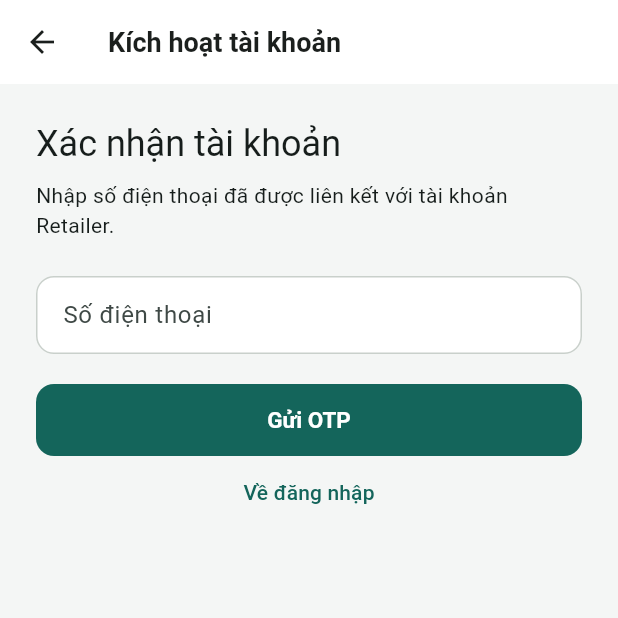
After one commit to GFA26SE63/FSCM-Mobile, a Flutter app: the screen it shows after launch, after a tap on "Kích hoạt tài khoản Retailer lần đầu", on a phone screen of 412 x 824 dp, the top half of it. The commit adds this screen. Run offline on Flutter 3.47's test engine with Material 3 defaults, Android fonts, the phone set to English and light mode, and no system bars; our stand-ins replace connectivity_plus, dio, flutter_riverpod, flutter_secure_storage, go_router, google_sign_in and 4 more; missing offline and left inert: google_sign_in_all_platforms, mobile_scanner; accounts and stored records are empty; network calls fail.

Commit message:
feat(auth): add retailer OTP activation flow

```diff
--- a/lib/app/router.dart
+++ b/lib/app/router.dart
@@ -8,6 +8,7 @@ import 'package:fscm_mobile/app/shell/warehouse_shell.dart';
 import 'package:fscm_mobile/core/auth/user_role.dart';
 import 'package:fscm_mobile/data/repositories/auth_repository.dart';
 import 'package:fscm_mobile/features/common/auth/login_screen.dart';
+import 'package:fscm_mobile/features/common/auth/retailer_activation_screen.dart';
 import 'package:fscm_mobile/features/common/auth/splash_screen.dart';
 import 'package:fscm_mobile/features/common/notifications/notifications_screen.dart';
 import 'package:fscm_mobile/features/common/profile/profile_screen.dart';
@@ -85,7 +86,10 @@ String? redirectFor({
     case AuthStatus.unknown:
       return location == AppRoutes.splash ? null : AppRoutes.splash;
     case AuthStatus.unauthenticated:
-      return location == AppRoutes.login ? null : AppRoutes.login;
+      return location == AppRoutes.login ||
+              location == AppRoutes.retailerActivation
+          ? null
+          : AppRoutes.login;
     case AuthStatus.authenticated:
       if (role == null || !role.hasMobileShell) return AppRoutes.login;
       if (location == '/' ||
@@ -127,6 +131,9 @@ final routerProvider = Provider<GoRouter>((ref) {
     routes: <RouteBase>[
       GoRoute(path: AppRoutes.splash, builder: (c, s) => const SplashScreen()),
       GoRoute(path: AppRoutes.login, builder: (c, s) => const LoginScreen()),
+      GoRoute(
+          path: AppRoutes.retailerActivation,
+          builder: (c, s) => const RetailerActivationScreen()),
       GoRoute(
           path: AppRoutes.notifications,
           builder: (c, s) => const NotificationsScreen()),
--- a/lib/features/common/auth/login_screen.dart
+++ b/lib/features/common/auth/login_screen.dart
@@ -1,10 +1,12 @@
 import 'package:flutter/material.dart';
 import 'package:flutter_riverpod/flutter_riverpod.dart';
+import 'package:go_router/go_router.dart';
 
 import 'package:fscm_mobile/core/utils/status_tone.dart';
 import 'package:fscm_mobile/data/repositories/auth_repository.dart';
 import 'package:fscm_mobile/shared/theme/app_colors.dart';
 import 'package:fscm_mobile/shared/widgets/info_banner.dart';
+import 'package:fscm_mobile/shared/routes.dart';
 
 /// Phone + password or Google login.
 class LoginScreen extends ConsumerStatefulWidget {
@@ -128,6 +130,12 @@ class _LoginScreenState extends ConsumerState<LoginScreen> {
                       onPressed: _busy ? null : _submit,
                       child: Text(_busy ? 'Đang đăng nhập...' : 'Đăng nhập'),
                     ),
+                    TextButton(
+                      onPressed: _busy
+                          ? null
+                          : () => context.push(AppRoutes.retailerActivation),
+                      child: const Text('Kích hoạt tài khoản Retailer lần đầu'),
+                    ),
                     const SizedBox(height: 14),
                     const Row(
                       children: <Widget>[
--- /dev/null
+++ b/lib/features/common/auth/retailer_activation_screen.dart
@@ -0,0 +1,229 @@
+import 'dart:async';
+
+import 'package:flutter/material.dart';
+import 'package:flutter_riverpod/flutter_riverpod.dart';
+import 'package:go_router/go_router.dart';
+import 'package:url_launcher/url_launcher.dart';
+
+import 'package:fscm_mobile/core/network/api_exception.dart';
+import 'package:fscm_mobile/data/repositories/auth_repository.dart';
+
+class RetailerActivationScreen extends ConsumerStatefulWidget {
+  const RetailerActivationScreen({super.key});
+
+  @override
+  ConsumerState<RetailerActivationScreen> createState() =>
+      _RetailerActivationScreenState();
+}
+
+class _RetailerActivationScreenState
+    extends ConsumerState<RetailerActivationScreen> {
+  final _phone = TextEditingController();
+  final _otp = TextEditingController();
+  final _password = TextEditingController();
+  final _confirm = TextEditingController();
+  int _step = 0;
+  int _resendSeconds = 0;
+  bool _busy = false;
+  bool _obscure = true;
+  String? _setupToken;
+  String? _error;
+  Timer? _timer;
+
+  @override
+  void dispose() {
+    _timer?.cancel();
+    _phone.dispose();
+    _otp.dispose();
+    _password.dispose();
+    _confirm.dispose();
+    super.dispose();
+  }
+
+  void _startCooldown() {
+    _timer?.cancel();
+    setState(() => _resendSeconds = 60);
+    _timer = Timer.periodic(const Duration(seconds: 1), (timer) {
+      if (!mounted) return;
+      if (_resendSeconds <= 1) {
+        timer.cancel();
+        setState(() => _resendSeconds = 0);
+      } else {
+        setState(() => _resendSeconds--);
+      }
+    });
+  }
+
+  Future<void> _requestOtp() async {
+    if (_phone.text.replaceAll(' ', '').length < 9) {
+      setState(() => _error = 'Nhập số điện thoại hợp lệ.');
+      return;
+    }
+    await _run(() async {
+      await ref
+          .read(authControllerProvider.notifier)
+          .requestActivationOtp(_phone.text.replaceAll(' ', ''));
+      if (mounted) {
+        setState(() => _step = 1);
+        _startCooldown();
+      }
+    });
+  }
+
+  Future<void> _verifyOtp() async {
+    if (!RegExp(r'^\d{6}$').hasMatch(_otp.text.trim())) {
+      setState(() => _error = 'OTP phải gồm đúng 6 chữ số.');
+      return;
+    }
+    await _run(() async {
+      final token = await ref
+          .read(authControllerProvider.notifier)
+          .verifyActivationOtp(
+              _phone.text.replaceAll(' ', ''), _otp.text.trim());
+      if (mounted) {
+        setState(() {
+          _setupToken = token;
+          _step = 2;
+        });
+      }
+    });
+  }
+
+  Future<void> _setPassword() async {
+    final password = _password.text;
+    final strongPassword = password.length >= 12 &&
+        password.contains(RegExp(r'[A-Z]')) &&
+        password.contains(RegExp(r'[a-z]')) &&
+        password.contains(RegExp(r'[0-9]')) &&
+        password.contains(RegExp(r'[^A-Za-z0-9]'));
+    if (!strongPassword) {
+      setState(() => _error =
+          'Mật khẩu tối thiểu 12 ký tự, gồm chữ hoa, chữ thường, số và ký tự đặc biệt.');
+      return;
+    }
+    if (_password.text != _confirm.text) {
+      setState(() => _error = 'Mật khẩu xác nhận không khớp.');
+      return;
+    }
+    await _run(() async {
+      final ok = await ref
+          .read(authControllerProvider.notifier)
+          .completeActivation(_setupToken!, _password.text);
+      if (!ok) {
+        throw ApiException(
+            kind: ApiErrorKind.validation,
+            message: ref.read(authControllerProvider).error ??
+                'Không thể kích hoạt tài khoản.');
+      }
+    });
+  }
+
+  Future<void> _run(Future<void> Function() action) async {
+    setState(() {
+      _busy = true;
+      _error = null;
+    });
+    try {
+      await action();
+    } on Object catch (error) {
+      if (mounted) {
+        setState(() => _error = ApiException.describe(error));
+      }
+    } finally {
+      if (mounted) {
+        setState(() => _busy = false);
+      }
+    }
+  }
+
+  @override
+  Widget build(BuildContext context) {
+    return Scaffold(
+      appBar: AppBar(title: const Text('Kích hoạt tài khoản')),
+      body: SafeArea(
+          child: ListView(padding: const EdgeInsets.all(24), children: [
+        Text(['Xác nhận tài khoản', 'Nhập OTP email', 'Tạo mật khẩu'][_step],
+            style: Theme.of(context).textTheme.headlineSmall),
+        const SizedBox(height: 8),
+        Text(_step == 0
+            ? 'Nhập số điện thoại đã được liên kết với tài khoản Retailer.'
+            : _step == 1
+                ? 'Kiểm tra email đã đăng ký. OTP có hiệu lực 5 phút.'
+                : 'Tạo mật khẩu để hoàn tất kích hoạt.'),
+        const SizedBox(height: 24),
+        if (_step == 0)
+          TextField(
+              controller: _phone,
+              keyboardType: TextInputType.phone,
+              decoration: const InputDecoration(labelText: 'Số điện thoại')),
+        if (_step == 1) ...[
+          TextField(
+              controller: _otp,
+              keyboardType: TextInputType.number,
+              maxLength: 6,
+              decoration: const InputDecoration(labelText: 'Mã OTP')),
+          TextButton(
+              onPressed: _busy ? null : () => launchUrl(Uri(scheme: 'mailto')),
+              child: const Text('Mở ứng dụng email')),
+          TextButton(
+              onPressed: _busy || _resendSeconds > 0 ? null : _requestOtp,
+              child: Text(_resendSeconds > 0
+                  ? 'Gửi lại sau $_resendSeconds giây'
+                  : 'Gửi lại OTP')),
+        ],
+        if (_step == 2) ...[
+          TextField(
+              controller: _password,
+              obscureText: _obscure,
+              decoration: InputDecoration(
+                  labelText: 'Mật khẩu mới',
+                  suffixIcon: IconButton(
+                      onPressed: () => setState(() => _obscure = !_obscure),
+                      icon: Icon(_obscure
+                          ? Icons.visibility_off
+                          : Icons.visibility)))),
+          const SizedBox(height: 12),
+          TextField(
+              controller: _confirm,
+              obscureText: _obscure,
+              decoration:
+                  const InputDecoration(labelText: 'Xác nhận mật khẩu')),
+        ],
+        if (_error != null)
+          Padding(
+              padding: const EdgeInsets.only(top: 16),
+              child: Text(_error!,
+                  style:
+                      TextStyle(color: Theme.of(context).colorScheme.error))),
+        const SizedBox(height: 20),
+        FilledButton(
+            onPressed: _busy
+                ? null
+                : (_step == 0
+                    ? _requestOtp
+                    : _step == 1
+                        ? _verifyOtp
+                        : _setPassword),
+            child: Text(_busy
+                ? 'Đang xử lý...'
+                : (_step == 0
+                    ? 'Gửi OTP'
+                    : _step == 1
+                        ? 'Xác minh OTP'
+                        : 'Tạo mật khẩu'))),
+        if (_step > 0)
+          TextButton(
+              onPressed: _busy
+                  ? null
+                  : () => setState(() {
+                        _step--;
+                        _error = null;
+                      }),
+              child: const Text('Quay lại')),
+        TextButton(
+            onPressed: _busy ? null : () => context.pop(),
+            child: const Text('Về đăng nhập')),
+      ])),
+    );
+  }
+}
--- a/lib/shared/routes.dart
+++ b/lib/shared/routes.dart
@@ -7,6 +7,7 @@ class AppRoutes {
   // ---------------------------------------------------------------- common
   static const String splash = '/splash';
   static const String login = '/login';
+  static const String retailerActivation = '/activate-retailer';
   static const String notifications = '/notifications';
 
   // ----------------------------------------------------------------- sales
```
Also changed, not shown: lib/core/auth/session.dart (+12 -1 lines), lib/data/remote/auth_api.dart (+4 -3 lines), lib/data/repositories/auth_repository.dart (+24 -1 lines), 1 other file.
